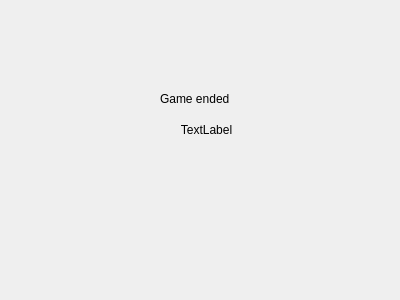
Old version of the form main/endgame.ui in the repository DableUTeeF/QBoardGame.
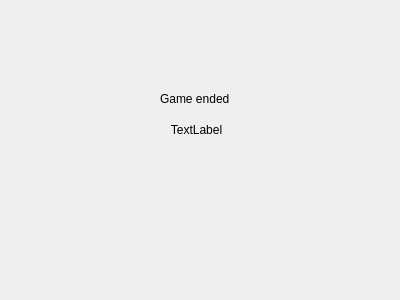
New version of the form.

Commit message: Can now move 	modified:   board/chessboard.cc 	modified:   board/chessboard.h 	modified:   gamelogic/chessengine.cc 	modified:   gamelogic/chessengine.h 	modified:   main/dialog.cc 	modified:   main/endgame.ui 	modified:   main/mainwindow.cpp 	modified:   main/mainwindow.h

```diff
--- a/main/endgame.ui
+++ b/main/endgame.ui
@@ -29,9 +29,9 @@
   <widget class="QLabel" name="label_2">
    <property name="geometry">
     <rect>
-     <x>146</x>
+     <x>36</x>
      <y>120</y>
-     <width>121</width>
+     <width>321</width>
      <height>20</height>
     </rect>
    </property>
```
The commit also changes 7 other files.
